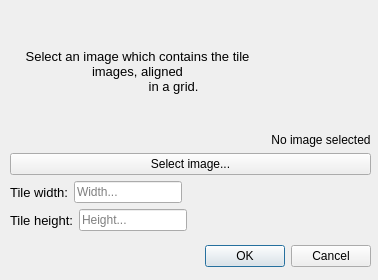
Old version of the form src/gui/tileset/tileset_dialog.ui in the repository albin-johansson/tactile.
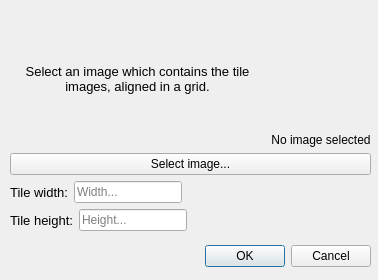
New version of the form. Icons and pictures are not drawn.

Patch:
```diff
--- a/src/gui/tileset/tileset_dialog.ui
+++ b/src/gui/tileset/tileset_dialog.ui
@@ -56,9 +56,7 @@
          </font>
         </property>
         <property name="text">
-         <string>Select an image which contains the tile images, aligned
-                    in a grid.
-                  </string>
+         <string>Select an image which contains the tile images, aligned in a grid.</string>
         </property>
         <property name="alignment">
          <set>Qt::AlignCenter</set>
```
